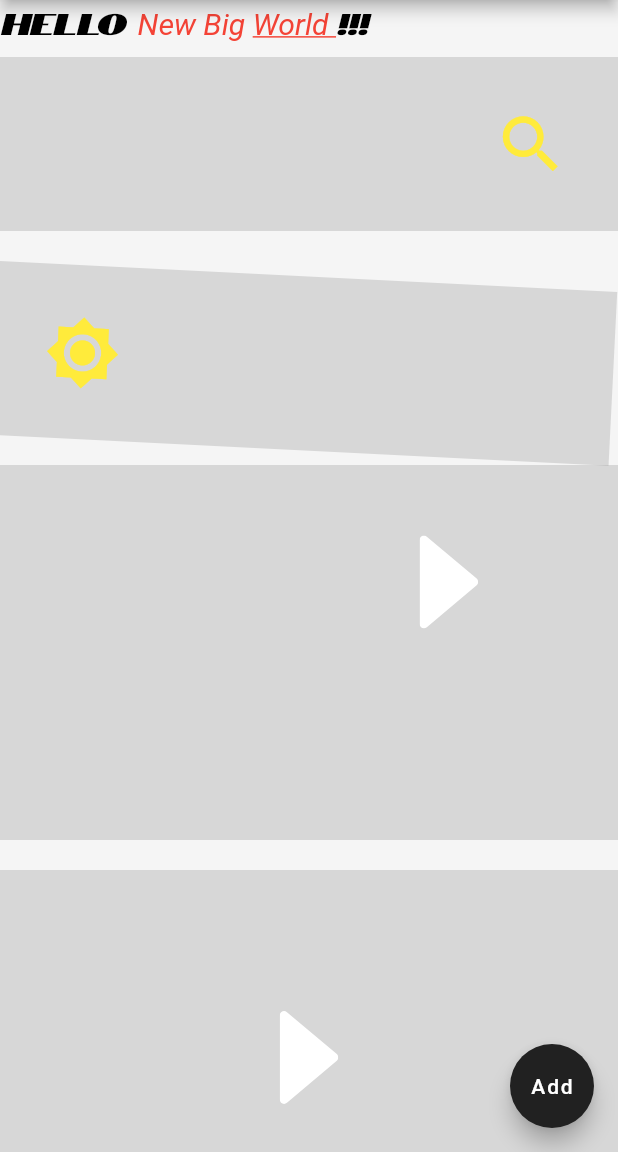
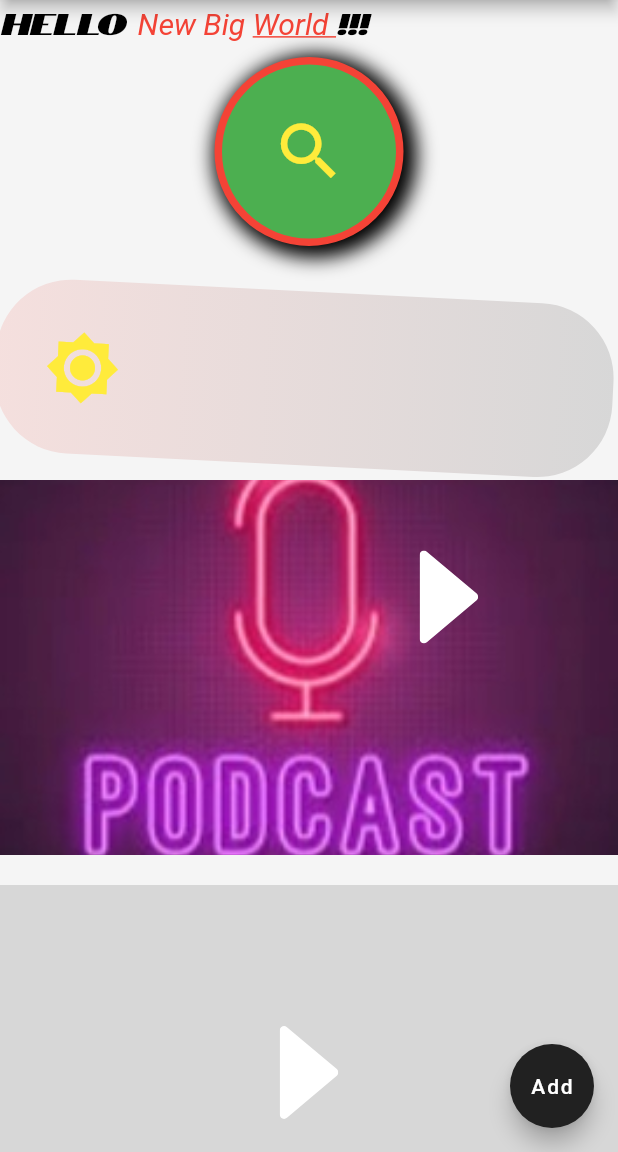
Before and after one commit to vitalik-prog/first-flutter-app, a Flutter app: the screen it shows after launch, on a phone screen of 412 x 824 dp, the part 84-1236 px from its top. Run offline on Flutter 3.47's test engine with Material 2 defaults, Android fonts, the phone set to English and light mode, and no system bars; our stand-ins replace flutter_svg; network calls fail.

Commit message:
added decoration for some containers

```diff
--- a/lib/main.dart
+++ b/lib/main.dart
@@ -49,7 +49,22 @@ class MyStatelessWidget extends StatelessWidget {
             ),
             Container(
               margin: const EdgeInsets.only(bottom: 20.0),
-              color: Colors.black12,
+              decoration: BoxDecoration(
+                boxShadow: const [
+                  BoxShadow(
+                    color: Colors.black,
+                    spreadRadius: 5,
+                    blurRadius: 10,
+                    offset: Offset(4, 3)
+                  )
+                ],
+                color: Colors.green,
+                shape: BoxShape.circle,
+                border: Border.all(
+                  width: 5,
+                  color: Colors.red
+                )
+              ),
               child: Align(
                 child: IconButton(
                   onPressed: () => { print('Button pressed') },
@@ -60,13 +75,22 @@ class MyStatelessWidget extends StatelessWidget {
                     size: 50,
                   ),
                 ),
-                alignment: Alignment.centerRight,
+                alignment: Alignment.center,
               )
             ),
             Container(
               margin: const EdgeInsets.only(bottom: 20.0),
-                color: Colors.black12,
                transform: Matrix4.rotationZ(0.05),
+               decoration: BoxDecoration(
+                 borderRadius: BorderRadius.circular(50),
+                 color: Colors.black12,
+                 gradient: const LinearGradient(
+                   colors: [
+                     Colors.red,
+                     Colors.black
+                   ]
+                 )
+               ),
                child: Align(
                  child: IconButton(
                    onPressed: () => { print('Button pressed') },
@@ -82,7 +106,13 @@ class MyStatelessWidget extends StatelessWidget {
               ),
             Container(
               margin: const EdgeInsets.only(bottom: 20.0),
-                color: Colors.black12,
+              decoration: const BoxDecoration(
+                  color: Colors.black12,
+                image: DecorationImage(
+                  image: AssetImage('assets/img/podcast1.jpg'),
+                  fit: BoxFit.cover
+                )
+              ),
               height: 250,
               child: Align(
                 child: SvgPicture.asset('assets/img/play.svg', alignment: Alignment.bottomCenter,),
```
